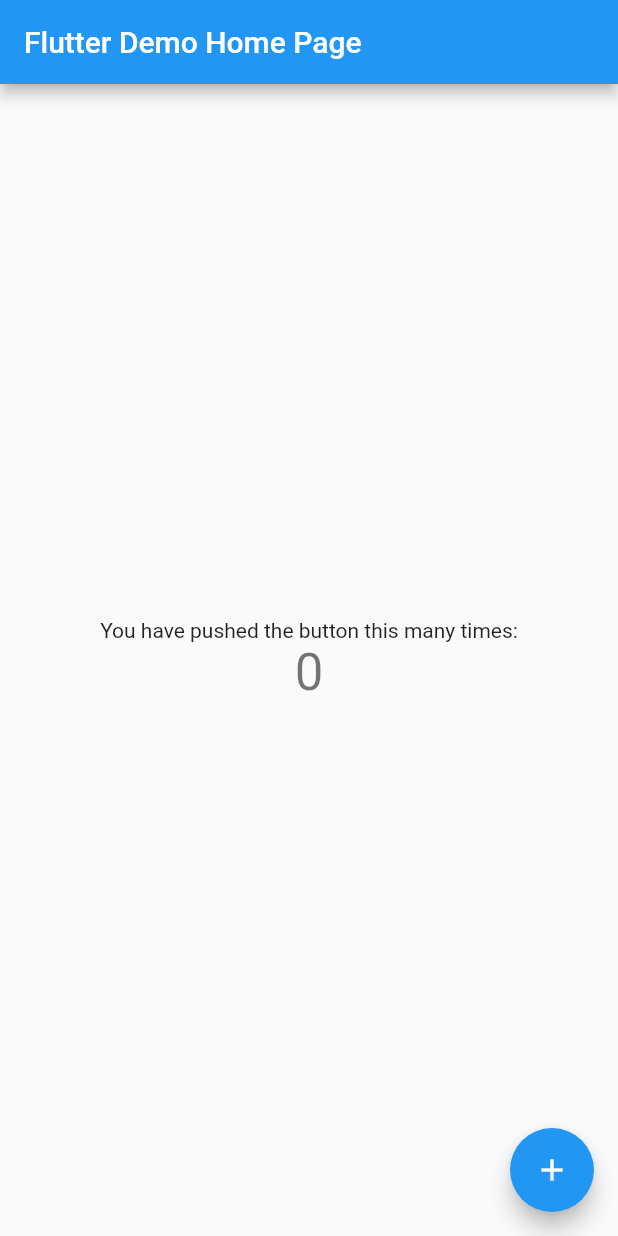
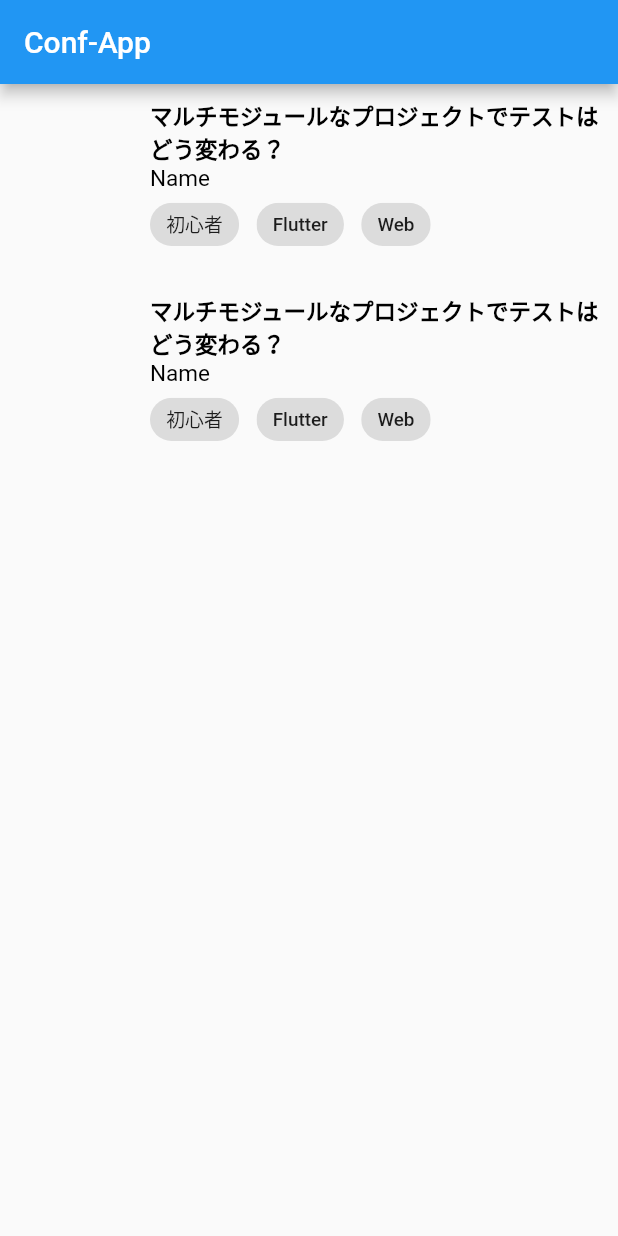
Before and after one commit to KouT127/conf_clone_app, a Flutter app: the screen it shows after launch, on a phone screen of 412 x 824 dp. Run offline on Flutter 3.47's test engine with Material 2 defaults, Android fonts, the phone set to English and light mode, and no system bars.

Commit message:
Create TimeTableListTile

```diff
--- a/conf_clone_app/lib/main.dart
+++ b/conf_clone_app/lib/main.dart
@@ -1,4 +1,5 @@
 import 'package:flutter/material.dart';
+import 'package:conf_clone_app/ui/pages/time_table.dart';
 
 void main() => runApp(App());
 
@@ -10,52 +11,11 @@ class App extends StatelessWidget {
       theme: ThemeData(
         primarySwatch: Colors.blue,
       ),
-      home: MyHomePage(title: 'Flutter Demo Home Page'),
-    );
-  }
-}
-
-class MyHomePage extends StatefulWidget {
-  MyHomePage({Key key, this.title}) : super(key: key);
-  final String title;
-
-  @override
-  _MyHomePageState createState() => _MyHomePageState();
-}
-
-class _MyHomePageState extends State<MyHomePage> {
-  int _counter = 0;
-
-  void _incrementCounter() {
-    setState(() {
-      _counter++;
-    });
-  }
-
-  @override
-  Widget build(BuildContext context) {
-    return Scaffold(
-      appBar: AppBar(
-        title: Text(widget.title),
-      ),
-      body: Center(
-        child: Column(
-          mainAxisAlignment: MainAxisAlignment.center,
-          children: <Widget>[
-            Text(
-              'You have pushed the button this many times:',
-            ),
-            Text(
-              '$_counter',
-              style: Theme.of(context).textTheme.display1,
-            ),
-          ],
+      home: Scaffold(
+        appBar: AppBar(
+          title: Text('Conf-App'),
         ),
-      ),
-      floatingActionButton: FloatingActionButton(
-        onPressed: _incrementCounter,
-        tooltip: 'Increment',
-        child: Icon(Icons.add),
+        body: TimeTableList(),
       ),
     );
   }
--- /dev/null
+++ b/conf_clone_app/lib/ui/pages/time_table.dart
@@ -0,0 +1,105 @@
+import 'package:flutter/material.dart';
+
+class TimeTableList extends StatefulWidget {
+  @override
+  _TimeTableListState createState() => _TimeTableListState();
+}
+
+class _TimeTableListState extends State<TimeTableList> {
+  @override
+  Widget build(BuildContext context) {
+    return ListView.builder(
+      itemBuilder: (context, index) {
+        return TimeTableTile(PresentationList[index]);
+      },
+      itemCount: PresentationList.length,
+    );
+  }
+}
+
+class TimeTableTile extends StatelessWidget {
+  const TimeTableTile(
+    this.presentation, {
+    Key key,
+  })  : assert(presentation != null),
+        super(key: key);
+  final Presentation presentation;
+
+  @override
+  Widget build(BuildContext context) {
+    return Container(
+      margin: EdgeInsets.fromLTRB(100, 10, 10, 10),
+      child: Column(
+        crossAxisAlignment: CrossAxisAlignment.start,
+          children: <Widget>[
+            Text(
+              presentation.title,
+              textAlign: TextAlign.left,
+              style: TextStyle(
+                  fontSize: 15.0,
+                  color: Colors.black,
+                  fontWeight: FontWeight.bold
+              ),
+            ),
+            Text(
+                presentation.name,
+                textAlign: TextAlign.left,
+                style: TextStyle(
+                    fontSize: 15.0,
+                    color: Colors.black,
+                )
+            ),
+          Wrap(spacing: 5.0,
+            children: _buildTags(presentation.tags)
+          )
+        ],
+      )
+    );
+  }
+}
+
+List<Widget> _buildTags(List<String> tags) {
+  List<Widget> tagWidgets = [];
+  tags.forEach((tag) {
+    tagWidgets.add(Transform(
+        transform: Matrix4.identity()..scale(0.9),
+        child: Chip(
+          label: Text(tag),
+        )));
+  });
+  return tagWidgets;
+}
+
+const PresentationList = [
+  Presentation(title: 'マルチモジュールなプロジェクトでテストはどう変わる？', name: 'Name', content: 'content', tags: [
+    '初心者',
+    'Flutter',
+    'Web',
+  ]),
+  Presentation(title: 'マルチモジュールなプロジェクトでテストはどう変わる？', name: 'Name', content: 'content', tags: [
+    '初心者',
+    'Flutter',
+    'Web',
+  ]),
+];
+
+class Presentation {
+  final String title;
+  final String name;
+  final String content;
+  final List<String> tags;
+  final DateTime time;
+
+  const Presentation({
+    this.title,
+    this.name,
+    this.content,
+    this.tags,
+    this.time
+  });
+
+  @override
+  String toString() {
+    return 'Presentation { title: $title, content: $content, tags: $tags)';
+  }
+}
```
